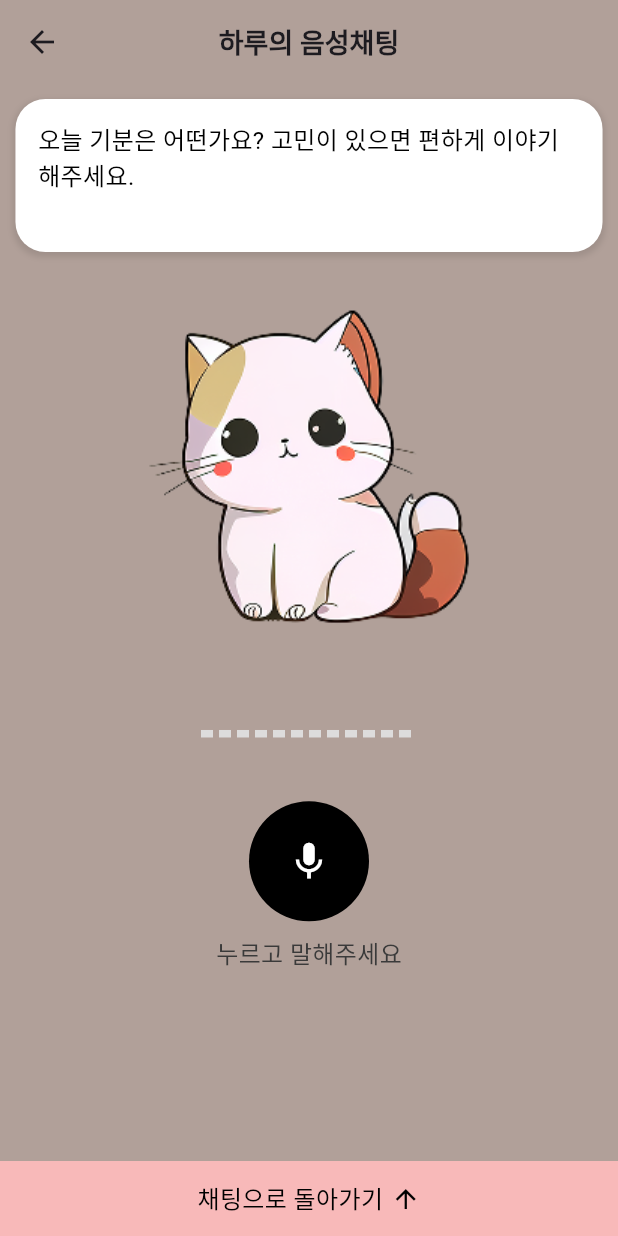
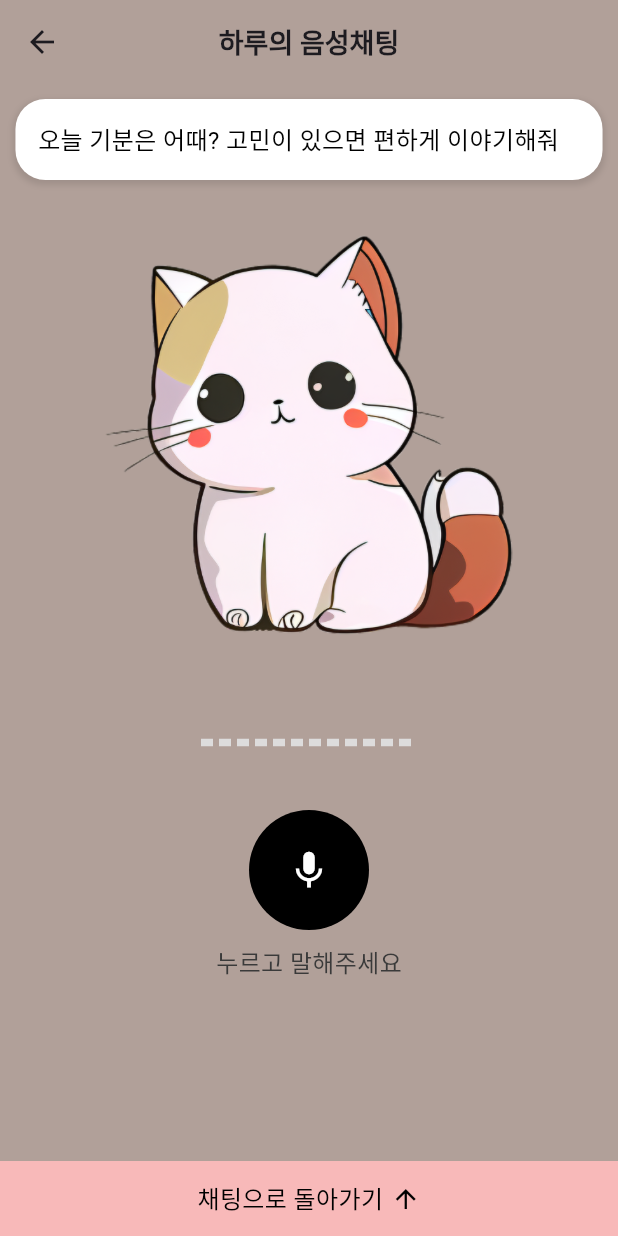
Before and after one commit to KIMjjjjjjjj/A4I, a Flutter app: the ChatScreen screen opened directly, after a tap on the "mic" icon, on a phone screen of 412 x 824 dp. Run offline on Flutter 3.47's test engine with Material 3 defaults, Android fonts, the phone set to English and light mode, and no system bars; our stand-ins replace cloud_firestore, firebase_auth, firebase_core, firebase_storage, fl_chart, flutter_dotenv and 6 more; missing offline and left inert: flutter_naver_map, mailer; accounts and stored records are empty.

Commit message:
Implement chatbot facial expression changes based on emotion

```diff
--- /dev/null
+++ b/lib/UI/chatbot/chat_emotion_character.dart
@@ -0,0 +1,59 @@
+import 'package:flutter/cupertino.dart';
+
+class EmotionCharacter extends StatelessWidget {
+  final String emotion;
+  final double intensity;
+  final double width;
+  final double height;
+
+  EmotionCharacter({
+    required this.emotion,
+    required this.intensity,
+    required this.width,
+    required this.height
+  });
+
+  // 감정에 따른 이미지 선택
+  String _getImageForEmotion(String emotion, double intensity) {
+    final level = (intensity >= 0.8)
+        ? "3"
+        : (intensity >= 0.4)
+          ? "2"
+          : "1";
+
+    switch (emotion.toLowerCase()) {
+      case '기쁨':
+        return 'assets/images/Chatbot/VoiceChat/joy$level.png';
+      case '슬픔':
+        return 'assets/images/Chatbot/VoiceChat/sad$level.png';
+      case '분노':
+        return 'assets/images/Chatbot/VoiceChat/angry.png';
+      case '두려움':
+        return 'assets/images/Chatbot/VoiceChat/fear.png';
+      default:
+        return 'assets/images/Chatbot/VoiceChat/neutral.png';
+    }
+  }
+
+  @override
+  Widget build(BuildContext context) {
+    final imagePath = _getImageForEmotion(emotion, intensity);
+
+    return AnimatedSwitcher(
+      duration: Duration(microseconds: 300),
+      switchInCurve: Curves.easeInOut,
+      switchOutCurve: Curves.easeInOut,
+      transitionBuilder: (child, animation) {
+        return FadeTransition(
+          opacity: animation,
+          child: ScaleTransition(scale: animation, child: child),
+        );
+      },
+      child: Image.asset(
+          imagePath,
+          key: ValueKey(imagePath),
+          width: width, height: height,
+      ),
+    );
+  }
+}
--- a/lib/UI/chatbot/voice_chat.dart
+++ b/lib/UI/chatbot/voice_chat.dart
@@ -3,6 +3,7 @@ import 'package:firebase_auth/firebase_auth.dart';
 import 'package:repos/UI/Chatbot/prompts.dart';
 import 'package:flutter_tts/flutter_tts.dart';
 import 'chat_analyzer.dart';
+import 'chat_emotion_character.dart';
 import 'chat_screen.dart';
 import 'sound_wave_painter.dart';
 import 'recording_chat_button.dart';
@@ -22,6 +23,8 @@ class VoiceChatScreen extends StatefulWidget {
 
 class _VoiceChatScreenState extends State<VoiceChatScreen> with SingleTickerProviderStateMixin {
   final User? user = FirebaseAuth.instance.currentUser;
+  String _detectedEmotion = 'neutral';
+  double _detectedIntensity = 0.0;
   String _recognizedText = "누르고 말해주세요";
   String _botResponse = "오늘 기분은 어때? 고민이 있으면 편하게 이야기해줘";
   bool _isRecording = false;
@@ -75,10 +78,17 @@ class _VoiceChatScreenState extends State<VoiceChatScreen> with SingleTickerProv
     });
   }
 
+  void _updateEmotionCharacter(String newEmotion, double newIntensity) {
+    setState(() {
+      _detectedEmotion = newEmotion;
+      _detectedIntensity = newIntensity;
+    });
+  }
+
   void initializeTTS() async {
     await flutterTts.setLanguage("ko-KR"); // 언어 설정
     await flutterTts.setPitch(1.0); // 음성 높낮이 설정
-    await flutterTts.setSpeechRate(1.0); // 음성 속도 설정
+    await flutterTts.setSpeechRate(0.7); // 음성 속도 설정
   }
 
   void textToSpeech(String text) {
@@ -128,6 +138,12 @@ class _VoiceChatScreenState extends State<VoiceChatScreen> with SingleTickerProv
         final data = jsonDecode(utfDecoded);
         final reply = data['choices'][0]['message']['content'];
 
+        final result = await ChatAnalyzer.analyzeSingleMessage(message);
+        final emotion = result["emotion"];
+        final intensity = result["emotion_intensity"];
+
+        _updateEmotionCharacter(emotion, intensity);
+
         setState(() {
           _botResponse = reply.trim();
           // 봇 응답 메시지도 저장
@@ -135,7 +151,7 @@ class _VoiceChatScreenState extends State<VoiceChatScreen> with SingleTickerProv
           _isProcessing = false;
         });
         Future.microtask(() => textToSpeech(_botResponse));
-        ChatAnalyzer.analyzeAndSaveMessage(message);
+        ChatAnalyzer.handleCombineMessage(message);
       } else {
         setState(() {
           _botResponse = "죄송해요, 응답을 가져오는 데 문제가 있었어요.";
@@ -197,7 +213,7 @@ class _VoiceChatScreenState extends State<VoiceChatScreen> with SingleTickerProv
                   child: Padding(
                     padding: EdgeInsets.all(15),
                     child: Text(
-                      '오늘 기분은 어떤가요? 고민이 있으면 편하게 이야기 해주세요.\n',
+                      _botResponse,
                       textAlign: TextAlign.left,
                       style: TextStyle(fontSize: 16,color: Colors.black),
                     ),
@@ -205,7 +221,7 @@ class _VoiceChatScreenState extends State<VoiceChatScreen> with SingleTickerProv
                 ),
               ),
               SizedBox(height: 10),
-              Image.asset('assets/Widget/Login/character.png', width: screenWidth * 0.6),
+              EmotionCharacter(emotion: _detectedEmotion, intensity: _detectedIntensity, width: 300, height: 300),
               SizedBox(height: 30),
 
               // 애니메이션 적용
```
Also changed, not shown: lib/UI/chatbot/chat_screen.dart (+20 -123 lines), pubspec.yaml (+10 -2 lines), assets/images/Chatbot/VoiceChat/angry.png (added), assets/images/Chatbot/VoiceChat/fear.png (added), assets/images/Chatbot/VoiceChat/joy1.png (added), assets/images/Chatbot/VoiceChat/joy2.png (added), assets/images/Chatbot/VoiceChat/joy3.png (added), assets/images/Chatbot/VoiceChat/neutral.png (added), assets/images/Chatbot/VoiceChat/sad1.png (added), assets/images/Chatbot/VoiceChat/sad2.png (added), assets/images/Chatbot/VoiceChat/sad3.png (added).
